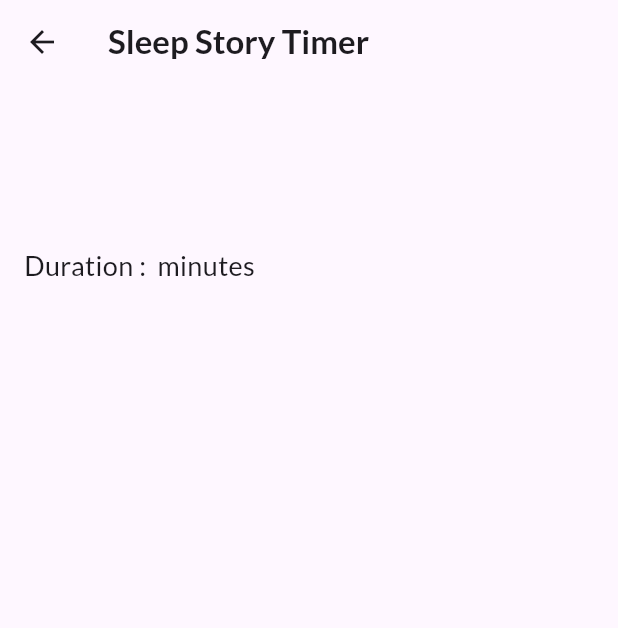
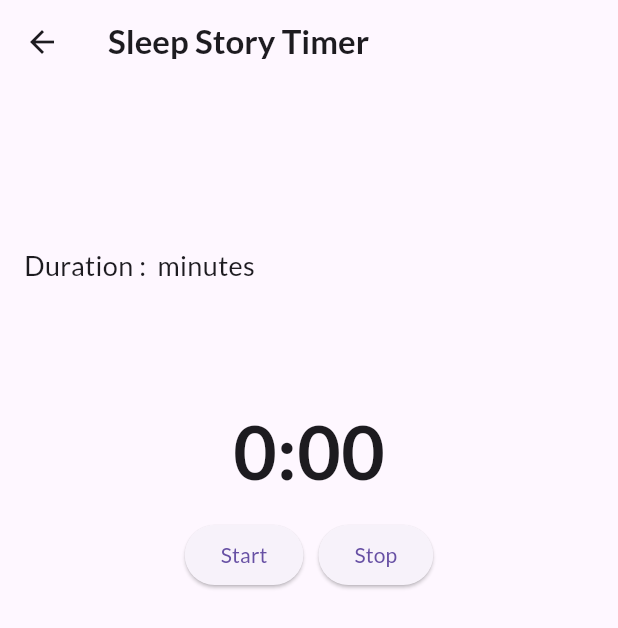
Before and after one commit to PathumDilhara/Meditator-Mobile-App, a Flutter app: the SleepExerciseTimerPage screen opened directly with empty values, on a phone screen of 412 x 824 dp. Shown: the top 628 px of the screen. Run offline on Flutter 3.47's test engine with Material 3 defaults, Android fonts, the phone set to English and light mode, and no system bars; our stand-ins replace flutter_svg, go_router, google_fonts, youtube_player_flutter.

Commit message:
Timer for sleep story page

```diff
--- a/lib/pages/sub_pages/sleep_exercise_timer_page.dart
+++ b/lib/pages/sub_pages/sleep_exercise_timer_page.dart
@@ -1,3 +1,5 @@
+import 'dart:async';
+
 import 'package:flutter/material.dart';
 import 'package:meditator_mobile_app/models/sleep_exercise_model.dart';
 import 'package:meditator_mobile_app/utils/colors.dart';
@@ -14,6 +16,73 @@ class SleepExerciseTimerPage extends StatefulWidget {
 }
 
 class _SleepExerciseTimerPageState extends State<SleepExerciseTimerPage> {
+  Timer? _timer;
+  int _remainingTime = 0;
+  bool _isRunning = false;
+
+  @override
+  void initState() {
+    super.initState();
+    _remainingTime = widget.sleepExerciseModel.duration * 60;
+  }
+
+  // Method to start the timer
+  void _startTimer() {
+    if (_timer != null) {
+      _timer!.cancel();
+    }
+    _isRunning = true;
+    _timer = Timer.periodic(
+      const Duration(seconds: 1),
+      (timer) {
+        setState(
+          () {
+            if (_remainingTime > 0) {
+              _remainingTime--;
+            } else {
+              _timer!.cancel();
+            }
+          },
+        );
+      },
+    );
+  }
+
+  // Method to pause the timer
+  void _pauseTimer() {
+    if (_timer != null) {
+      _timer!.cancel();
+      _isRunning = false;
+    }
+  }
+
+  // Method to stop the timer
+  void _stopTimer() {
+    if (_timer != null) {
+      _timer!.cancel();
+    }
+    setState(() {
+      _remainingTime = widget.sleepExerciseModel.duration * 60;
+    });
+  }
+
+  // Method to time formatter as xx : xx
+  String _timeFormatter(int seconds) {
+    final int minutes =
+        seconds ~/ 60; // truncated division operator to return int
+    final int remainingSeconds = seconds % 60;
+
+    return "$minutes:${remainingSeconds.toString().padLeft(2, '0')}";
+  }
+
+  @override
+  void dispose() {
+    super.dispose();
+    if (_timer != null) {
+      _timer!.cancel();
+    }
+  }
+
   @override
   Widget build(BuildContext context) {
     return Scaffold(
@@ -68,6 +137,50 @@ class _SleepExerciseTimerPageState extends State<SleepExerciseTimerPage> {
               const SizedBox(
                 height: 30,
               ),
+              Center(
+                child: Text(
+                  _timeFormatter(
+                    _remainingTime,
+                  ),
+                  style: const TextStyle(
+                    fontSize: 50,
+                    fontWeight: FontWeight.bold,
+                  ),
+                ),
+              ),
+              const SizedBox(
+                height: 10,
+              ),
+              Row(
+                mainAxisAlignment: MainAxisAlignment.center,
+                children: [
+                  ElevatedButton(
+                    onPressed: () {
+                      setState(() {
+                        _isRunning ? _pauseTimer() : _startTimer();
+                      });
+                    },
+                    child: Text(_isRunning
+                        ? "Pause"
+                        : _remainingTime <
+                                widget.sleepExerciseModel.duration * 60
+                            ? "Resume"
+                            : "Start"),
+                  ),
+                  const SizedBox(
+                    width: 10,
+                  ),
+                  ElevatedButton(
+                    onPressed: (){
+                      setState(() {
+                        _stopTimer();
+                        _isRunning = false;
+                      });
+                    },
+                    child: const Text("Stop"),
+                  ),
+                ],
+              )
             ],
           ),
         ),
```
